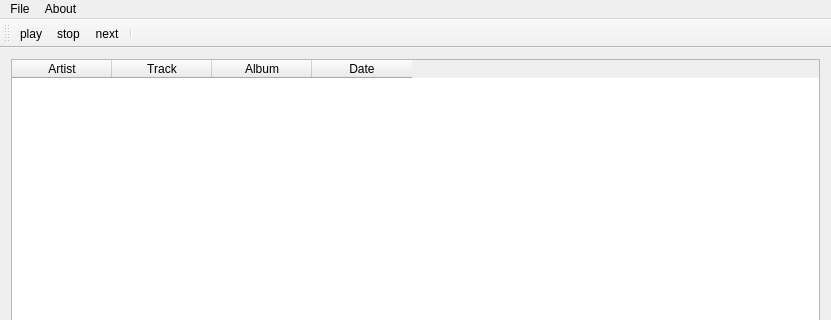
The window that mainw.ui (stephen-hopkins/MusicEEG) describes before a commit, drawn with Qt 5; both pictures show x 0 to 831 and y 0 to 320 of the 831 by 656 pixel window.
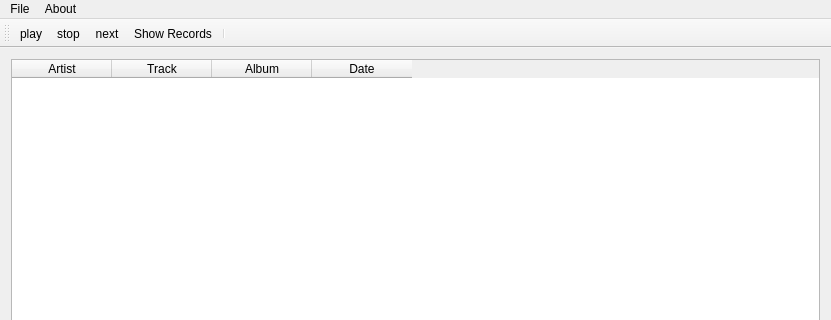
The same window after the commit. Custom widgets are drawn as their Qt base class.

```diff
--- a/mainw.ui
+++ b/mainw.ui
@@ -128,6 +128,7 @@
    <addaction name="actionPlay"/>
    <addaction name="actionStop"/>
    <addaction name="actionNext"/>
+   <addaction name="actionShowRecords"/>
    <addaction name="separator"/>
   </widget>
   <widget class="QStatusBar" name="statusBar"/>
@@ -187,6 +188,11 @@
     <string>About QT</string>
    </property>
   </action>
+  <action name="actionShowRecords">
+   <property name="text">
+    <string>Show Records</string>
+   </property>
+  </action>
  </widget>
  <layoutdefault spacing="6" margin="11"/>
  <customwidgets>
```
Left out of the diff: 4 changed lines with no effect on the pictures.
